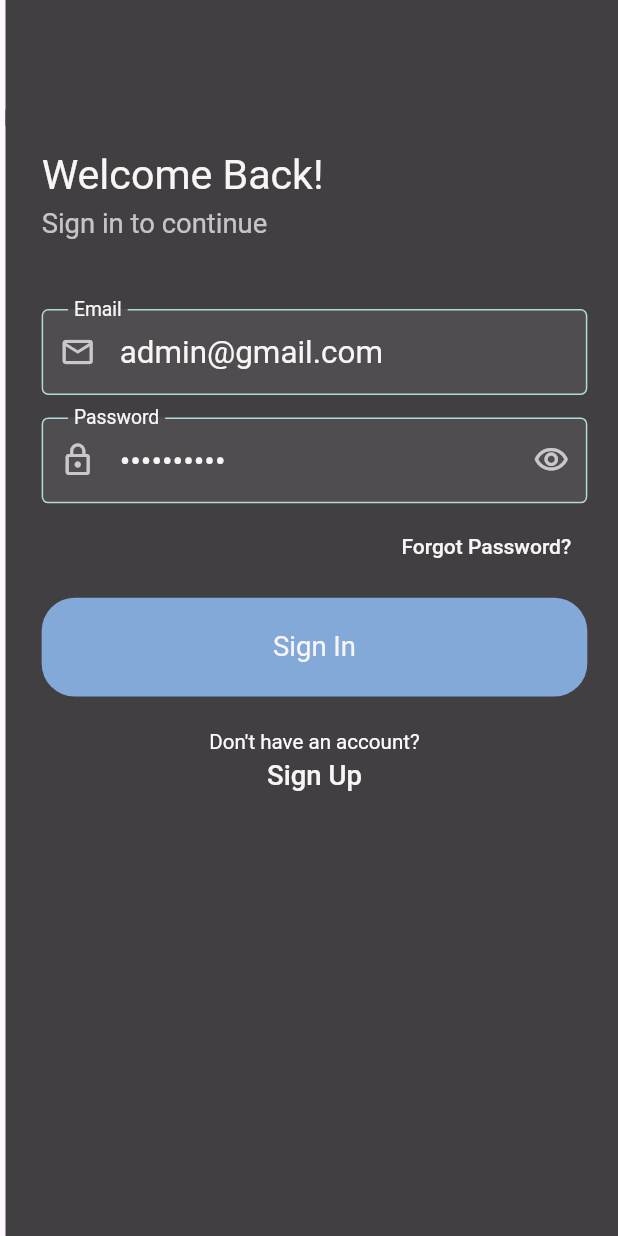
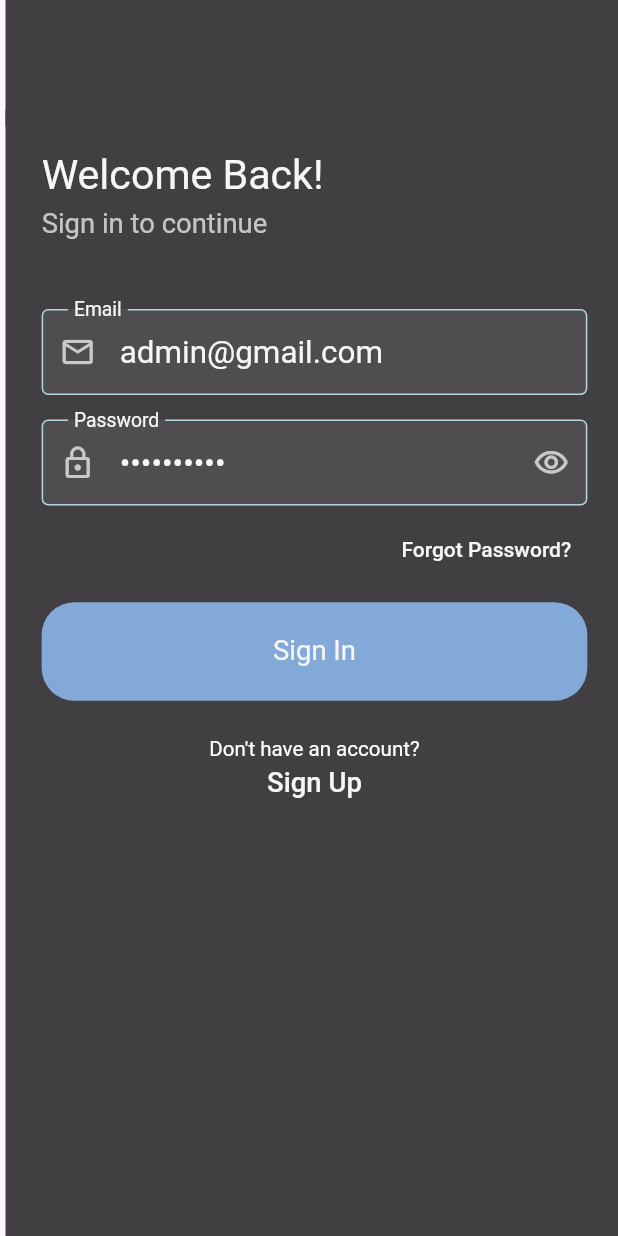
Before and after one commit to souhaibzarai/last_watched_tracker, a Flutter app: the screen it shows after launch, on a phone screen of 412 x 824 dp. Run offline on Flutter 3.47's test engine with Material 3 defaults, Android fonts, the phone set to English and light mode, and no system bars; our stand-ins replace cached_network_image, cloud_firestore, dartz, dio, firebase_auth, firebase_core and 6 more; accounts and stored records are empty; Roboto replaces fonts that are missing (mainFont).

Commit message:
responsiveness

```diff
--- a/lib/utils/constants/constants.dart
+++ b/lib/utils/constants/constants.dart
@@ -1,24 +1,25 @@
 import 'package:flutter/material.dart';
+import 'package:flutter_screenutil/flutter_screenutil.dart';
 
 import '../theme/app_colors.dart';
 
 class AppConstants {
   AppConstants._();
 
-  static const EdgeInsetsGeometry padding = EdgeInsets.symmetric(
+  static final EdgeInsetsGeometry padding = EdgeInsets.symmetric(
     horizontal: 16,
     vertical: 20,
-  );
+  ).r;
 
-  static const smallPadding = EdgeInsets.all(8.0);
+  static final smallPadding = EdgeInsets.all(8.0).r;
 
-  static const border = Radius.circular(15);
+  static final border = Radius.circular(15).r;
 
   static VerticalDivider getVerticalDivider({bool isTransparent = false}) {
     return VerticalDivider(
       indent: 20,
       thickness: .8,
-      width: isTransparent ? 15 : 1,
+      width: isTransparent ? 15.w : 1,
       color: isTransparent ? Colors.transparent : AppColors.previewTextBgColor,
     );
   }
@@ -31,10 +32,11 @@ class AppConstants {
     return Divider(
       indent: isFull ? 0 : 20,
       thickness: isFull ? .4 : .8,
-      height: isTransparent ? 10 : 1,
+      height: isTransparent ? 10.h : 1,
       endIndent: isFull ? 0 : 20,
-      color:
-          isTransparent ? Colors.transparent : color ?? AppColors.buttonBgColor,
+      color: isTransparent
+          ? Colors.transparent
+          : color ?? AppColors.buttonBgColor,
     );
   }
 
@@ -61,15 +63,15 @@ class AppConstants {
     return MediaQuery.of(context).orientation == Orientation.landscape;
   }
 
-  static const Widget horizontalVerySmallSizedBox = SizedBox(height: 5);
-  static const Widget verticalVerySmallSizedBox = SizedBox(height: 5);
+  static final Widget horizontalVerySmallSizedBox = SizedBox(width: 5.w);
+  static final Widget verticalVerySmallSizedBox = SizedBox(height: 5.h);
 
-  static const Widget horizontalSmallSizedBox = SizedBox(width: 10);
-  static const Widget verticalSmallSizedBox = SizedBox(height: 10);
+  static final Widget horizontalSmallSizedBox = SizedBox(width: 10.w);
+  static final Widget verticalSmallSizedBox = SizedBox(height: 10.h);
 
-  static const Widget horizontalMediumSizedBox = SizedBox(width: 15);
-  static const Widget verticalMediumSizedBox = SizedBox(height: 15);
+  static final Widget horizontalMediumSizedBox = SizedBox(width: 15.w);
+  static final Widget verticalMediumSizedBox = SizedBox(height: 15.h);
 
-  static const Widget horizontalLargeSizedBox = SizedBox(width: 25);
-  static const Widget verticalLargeSizedBox = SizedBox(height: 25);
+  static final Widget horizontalLargeSizedBox = SizedBox(width: 25.w);
+  static final Widget verticalLargeSizedBox = SizedBox(height: 25.h);
 }
```
